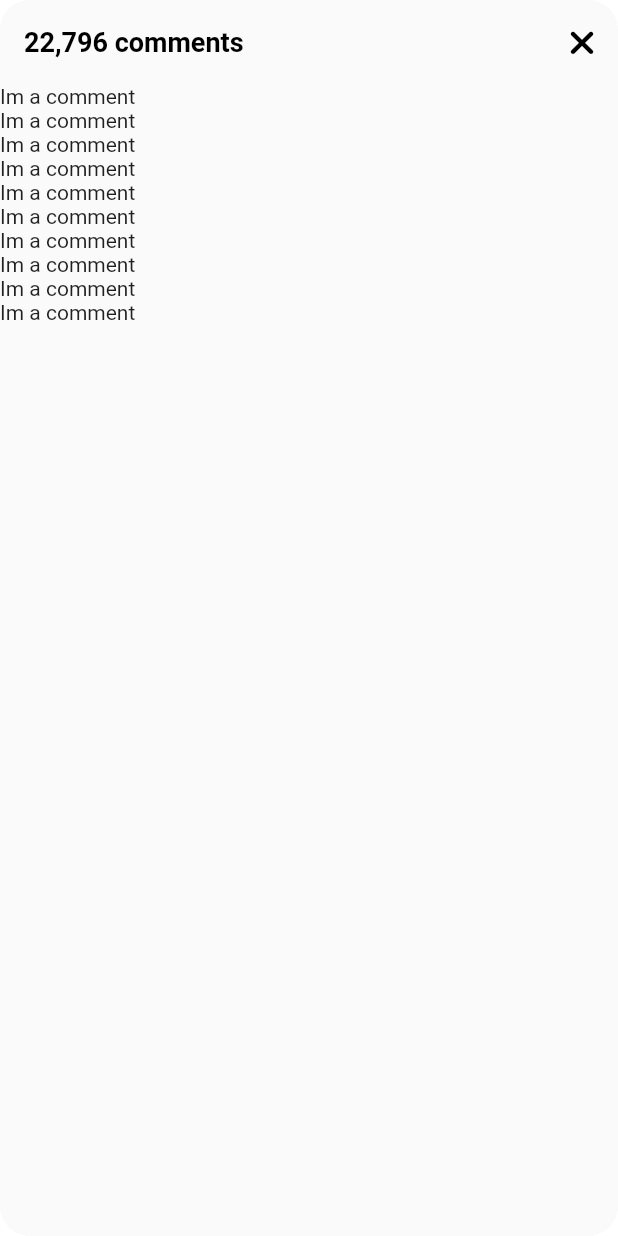
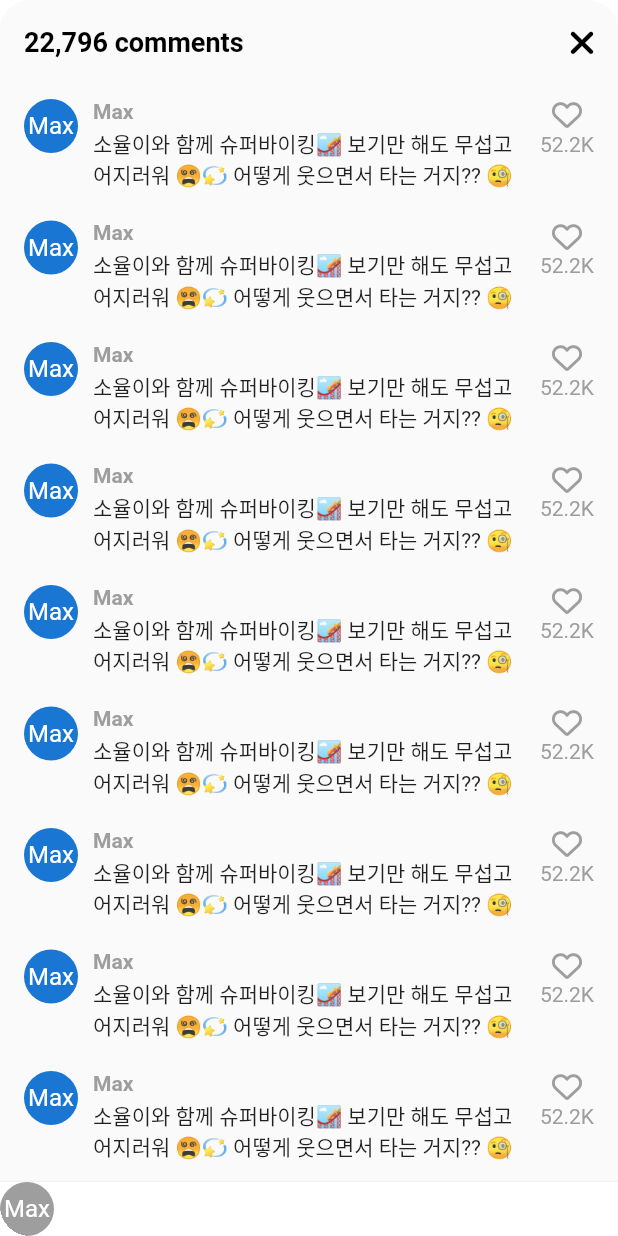
Before and after one commit to helious23/tiktok_clone, a Flutter app: the VideoComments screen opened directly, on a phone screen of 412 x 824 dp. Run offline on Flutter 3.47's test engine with Material 2 defaults, Android fonts, the phone set to English and light mode, and no system bars; our stand-ins replace font_awesome_flutter, marquee, readmore, video_player, visibility_detector; network calls fail; statements that could not run were skipped.

Commit message:
8.1 Comments

```diff
--- a/lib/features/videos/widgets/video_comments.dart
+++ b/lib/features/videos/widgets/video_comments.dart
@@ -1,5 +1,6 @@
 import 'package:flutter/material.dart';
 import 'package:font_awesome_flutter/font_awesome_flutter.dart';
+import 'package:tiktok_clone/constants/gaps.dart';
 import 'package:tiktok_clone/constants/sizes.dart';
 
 class VideoComments extends StatefulWidget {
@@ -38,10 +39,70 @@ class _VideoCommentsState extends State<VideoComments> {
             )
           ],
         ),
-        body: ListView.builder(
+        body: ListView.separated(
+          separatorBuilder: (context, index) => Gaps.v20,
+          padding: const EdgeInsets.symmetric(
+            vertical: Sizes.size10,
+            horizontal: Sizes.size16,
+          ),
           itemCount: 10,
-          itemBuilder: (context, index) => Container(
-            child: const Text("Im a comment"),
+          itemBuilder: (context, index) => Row(
+            crossAxisAlignment: CrossAxisAlignment.start,
+            children: [
+              const CircleAvatar(
+                radius: 18,
+                child: Text("Max"),
+              ),
+              Gaps.h10,
+              Expanded(
+                child: Column(
+                  crossAxisAlignment: CrossAxisAlignment.start,
+                  children: [
+                    Text(
+                      "Max",
+                      style: TextStyle(
+                        fontWeight: FontWeight.bold,
+                        fontSize: Sizes.size14,
+                        color: Colors.grey.shade500,
+                      ),
+                    ),
+                    Gaps.v3,
+                    const Text(
+                        "소율이와 함께 슈퍼바이킹🎢 보기만 해도 무섭고 어지러워 😵‍💫 어떻게 웃으면서 타는 거지?? 🧐")
+                  ],
+                ),
+              ),
+              Gaps.h10,
+              Column(
+                children: [
+                  FaIcon(
+                    FontAwesomeIcons.heart,
+                    color: Colors.grey.shade500,
+                    size: Sizes.size20,
+                  ),
+                  Gaps.v2,
+                  Text(
+                    '52.2K',
+                    style: TextStyle(
+                      color: Colors.grey.shade500,
+                    ),
+                  ),
+                ],
+              ),
+            ],
+          ),
+        ),
+        bottomNavigationBar: BottomAppBar(
+          color: Colors.white,
+          child: Row(
+            children: [
+              CircleAvatar(
+                radius: 18,
+                backgroundColor: Colors.grey.shade500,
+                foregroundColor: Colors.white,
+                child: const Text('Max'),
+              )
+            ],
           ),
         ),
       ),
--- a/lib/features/videos/widgets/video_post.dart
+++ b/lib/features/videos/widgets/video_post.dart
@@ -27,8 +27,10 @@ class _VideoPostState extends State<VideoPost>
     with SingleTickerProviderStateMixin {
   final VideoPlayerController _videoPlayerController =
       VideoPlayerController.asset("assets/videos/video.MOV");
+  late final AnimationController _animationController;
 
   bool _isPaused = false;
+
   final Duration _animationDuration = const Duration(milliseconds: 200);
 
   final List<String> tags = [
@@ -37,8 +39,6 @@ class _VideoPostState extends State<VideoPost>
     "Camp site",
     "With Soyeul💖",
   ];
-
-  late final AnimationController _animationController;
 
   void _onVideoChanged() {
     if (_videoPlayerController.value.isInitialized) {
@@ -72,6 +72,7 @@ class _VideoPostState extends State<VideoPost>
   @override
   void dispose() {
     _videoPlayerController.dispose();
+    _animationController.dispose();
     super.dispose();
   }
 
@@ -157,7 +158,6 @@ class _VideoPostState extends State<VideoPost>
             child: SizedBox(
               width: MediaQuery.of(context).size.width * 0.8,
               child: Column(
-                mainAxisSize: MainAxisSize.min,
                 crossAxisAlignment: CrossAxisAlignment.start,
                 children: [
                   const Text(
```
